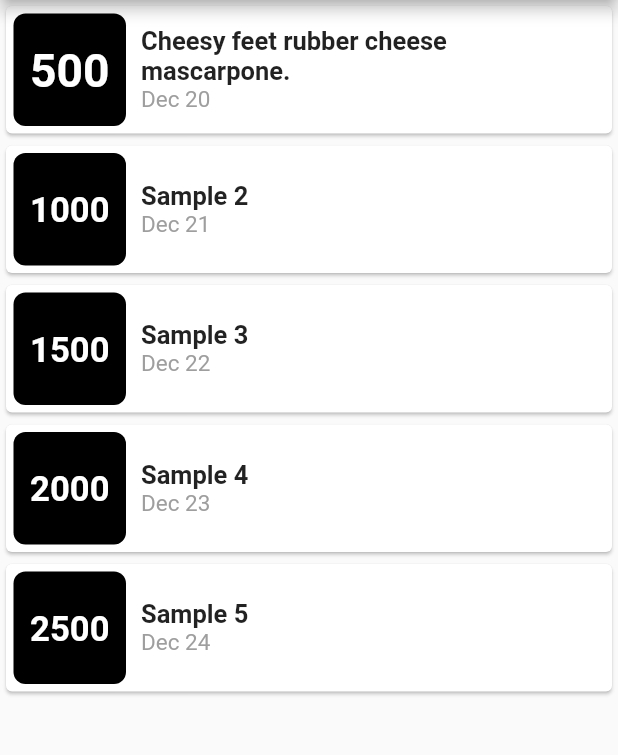
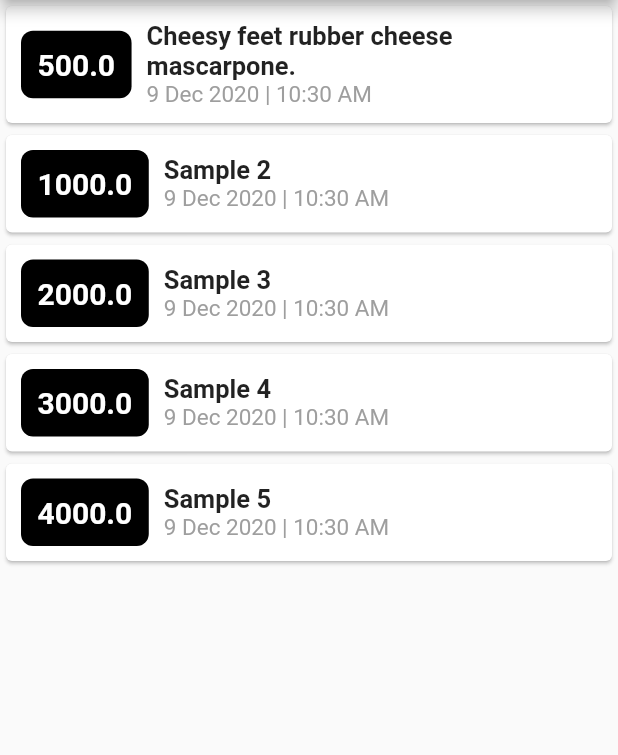
Before and after one commit to amvfortuna/flutter_tutorial_expenses, a Flutter app: the screen it shows after launch, on a phone screen of 412 x 824 dp, the part 84-839 px from its top. Run offline on Flutter 3.47's test engine with Material 2 defaults, Android fonts, the phone set to English and light mode, and no system bars.

Commit message:
Added intl package and used map() to transform a list of Transactions into a list of TransactionCard.

```diff
--- a/lib/main.dart
+++ b/lib/main.dart
@@ -1,5 +1,8 @@
 import 'package:flutter/material.dart';
+import 'package:intl/intl.dart';
+import 'package:intl/locale.dart';
 
+import './transaction.dart';
 import './transaction_card.dart';
 
 void main() {
@@ -7,7 +10,6 @@ void main() {
 }
 
 class MyApp extends StatelessWidget {
-
   @override
   Widget build(BuildContext context) {
     return MaterialApp(
@@ -30,6 +32,32 @@ class MyHomePage extends StatefulWidget {
 }
 
 class _MyHomePageState extends State<MyHomePage> {
+  final List<Transaction> _transactions = [
+    Transaction(
+        name: 'Cheesy feet rubber cheese mascarpone.',
+        amount: 500,
+        date: DateTime.now()),
+    Transaction(
+      name: 'Sample 2',
+      amount: 1000,
+      date: DateTime.now(),
+    ),
+    Transaction(
+      name: 'Sample 3',
+      amount: 2000,
+      date: DateTime.now(),
+    ),
+    Transaction(
+      name: 'Sample 4',
+      amount: 3000,
+      date: DateTime.now(),
+    ),
+    Transaction(
+      name: 'Sample 5',
+      amount: 4000,
+      date: DateTime.now(),
+    ),
+  ];
 
   @override
   Widget build(BuildContext context) {
@@ -38,13 +66,13 @@ class _MyHomePageState extends State<MyHomePage> {
         title: Text(widget.title),
       ),
       body: ListView(
-        children: [
-          TransactionCard(name: 'Cheesy feet rubber cheese mascarpone.', amount: '500', date: 'Dec 20',),
-          TransactionCard(name: 'Sample 2', amount: '1000', date: 'Dec 21',),
-          TransactionCard(name: 'Sample 3', amount: '1500', date: 'Dec 22',),
-          TransactionCard(name: 'Sample 4', amount: '2000', date: 'Dec 23',),
-          TransactionCard(name: 'Sample 5', amount: '2500', date: 'Dec 24',),
-        ],
+        children: _transactions
+            .map((tx) => TransactionCard(
+                  name: tx.name,
+                  amount: tx.amount.toString(),
+                  date: DateFormat('d MMM yyyy | h:mm a').format(tx.date),
+                ))
+            .toList(),
       ),
     );
   }
--- a/lib/transaction_card.dart
+++ b/lib/transaction_card.dart
@@ -15,12 +15,10 @@ class TransactionCard extends StatelessWidget {
   Widget build(BuildContext context) {
     return Card(
       child: Container(
-        padding: EdgeInsets.all(5),
+        padding: EdgeInsets.all(10),
         child: Row(
           children: [
             Container(
-              height: 75,
-              width: 75,
               padding: EdgeInsets.all(10),
               decoration: BoxDecoration(
                 color: Colors.black,
--- a/pubspec.yaml
+++ b/pubspec.yaml
@@ -23,11 +23,8 @@ environment:
 dependencies:
   flutter:
     sdk: flutter
-
-
-  # The following adds the Cupertino Icons font to your application.
-  # Use with the CupertinoIcons class for iOS style icons.
   cupertino_icons: ^1.0.1
+  intl: ^0.16.1
 
 dev_dependencies:
   flutter_test:
```
Also changed, not shown: pubspec.lock.
